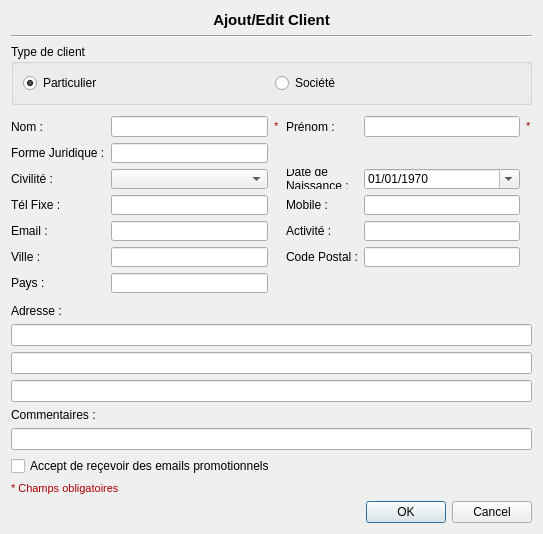
cfdev/mcercle, file src/dialogcustomer.ui: the form before one commit.
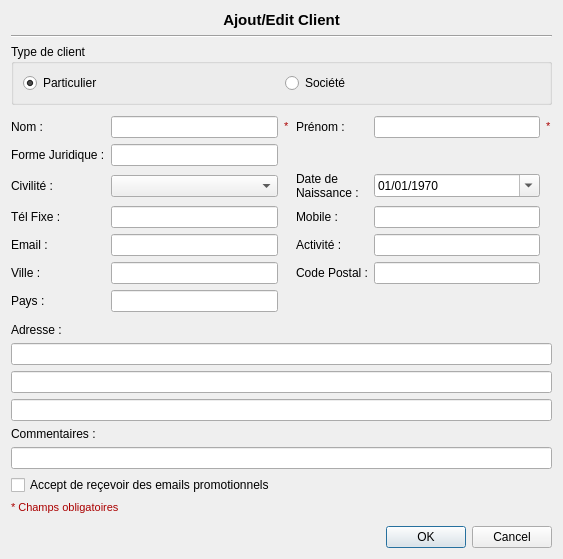
The form after the commit. Icons and pictures are not drawn.

The edit to the form file:
```diff
--- a/src/dialogcustomer.ui
+++ b/src/dialogcustomer.ui
@@ -9,14 +9,14 @@
    <rect>
     <x>0</x>
     <y>0</y>
-    <width>543</width>
-    <height>534</height>
+    <width>563</width>
+    <height>559</height>
    </rect>
   </property>
   <property name="minimumSize">
    <size>
     <width>500</width>
-    <height>400</height>
+    <height>0</height>
    </size>
   </property>
   <property name="maximumSize">
```
